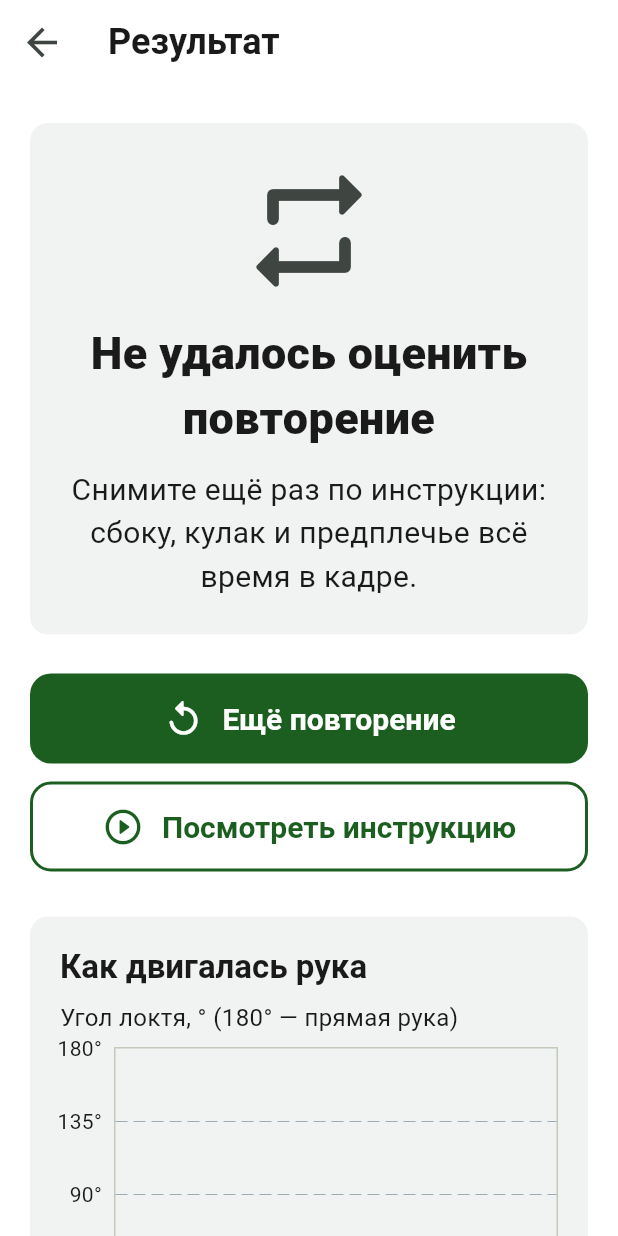
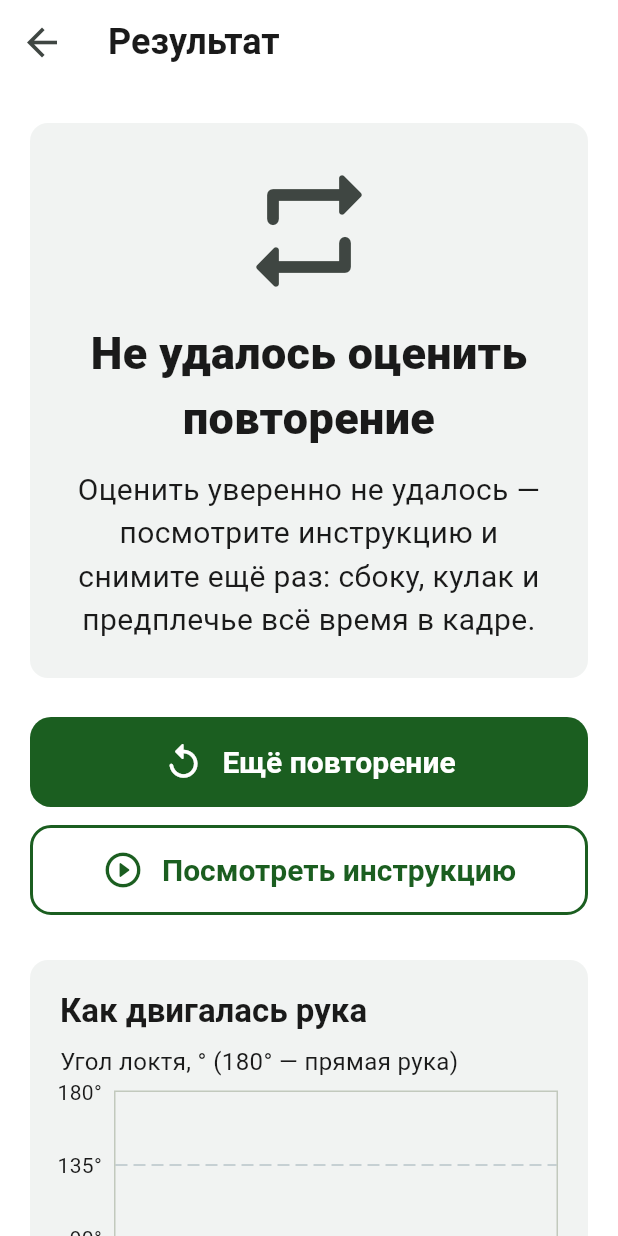
Before and after one commit to Qalau-Development/seriq-ai, a Flutter app: the ResultScreen screen opened directly with empty values, on a phone screen of 412 x 824 dp. Run offline on Flutter 3.47's test engine with Material 3 defaults, Android fonts, the phone set to English and light mode, and no system bars; drawn by our look-alikes of fl_chart; our stand-ins replace image_picker, material_ui, shared_preferences, video_player; accounts and stored records are empty.

Commit message:
Строка под итогом показывает только измеренный угол, ключи текстов как на сайте

```diff
--- a/apps/mobile/lib/core/strings.dart
+++ b/apps/mobile/lib/core/strings.dart
@@ -45,12 +45,15 @@ class Strings {
     'label_complete': 'Выполнено полностью',
     'label_incomplete': 'Выполнено не полностью',
     'label_uncertain': 'Не удалось определить',
-    'result_heading_complete': 'Выполнено',
-    'result_heading_incomplete': 'Рука разогнута не до конца',
-    'result_heading_uncertain': 'Не удалось оценить повторение',
-    'result_text_complete': 'Рука разогнулась до {max}° — полностью.',
-    'result_text_incomplete': 'Рука разогнулась до {max}° из 180°. Посмотрите инструкцию и попробуйте ещё раз.',
-    'result_text_uncertain': 'Снимите ещё раз по инструкции: сбоку, кулак и предплечье всё время в кадре.',
+    'result_title_complete': 'Выполнено',
+    'result_title_incomplete': 'Рука разогнута не до конца',
+    'result_title_uncertain': 'Не удалось оценить повторение',
+    'result_line_complete': 'Рука разогнулась до {max}° (прямая рука — 180°).',
+    'result_line_incomplete': 'Рука разогнулась до {max}° из 180°. Посмотрите инструкцию и попробуйте ещё раз.',
+    'result_line_uncertain': 'Рука разогнулась до {max}°. Оценить уверенно не удалось — посмотрите инструкцию и снимите ещё раз: сбоку, кулак и предплечье всё время в кадре.',
+    'result_line_incomplete_no_angle':
+        'Посмотрите инструкцию и попробуйте ещё раз.',
+    'result_line_uncertain_no_angle': 'Оценить уверенно не удалось — посмотрите инструкцию и снимите ещё раз: сбоку, кулак и предплечье всё время в кадре.',
     'confidence_title': 'Уверенность оценки',
     'confidence_high': 'высокая',
     'confidence_medium': 'средняя',
@@ -154,12 +157,15 @@ class Strings {
     'label_complete': 'Толық орындалды',
     'label_incomplete': 'Толық орындалмады',
     'label_uncertain': 'Анықтау мүмкін болмады',
-    'result_heading_complete': 'Орындалды',
-    'result_heading_incomplete': 'Қол соңына дейін жазылмады',
-    'result_heading_uncertain': 'Қайталауды бағалау мүмкін болмады',
-    'result_text_complete': 'Жазылу бұрышы: {max}° — қол толық жазылды.',
-    'result_text_incomplete': 'Жазылу бұрышы: {max}°, толық жазылу — 180°. Нұсқаулықты қарап, қайталап көріңіз.',
-    'result_text_uncertain': 'Нұсқаулық бойынша қайта түсіріңіз: бүйірден, жұдырық пен білек үнемі кадрда болсын.',
+    'result_title_complete': 'Орындалды',
+    'result_title_incomplete': 'Қол соңына дейін жазылмады',
+    'result_title_uncertain': 'Қайталауды бағалау мүмкін болмады',
+    'result_line_complete':
+        'Қол {max}° бұрышқа дейін жазылды (түзу қол — 180°).',
+    'result_line_incomplete': 'Қол 180°-тың орнына {max}° бұрышқа дейін ғана жазылды. Нұсқаулықты қарап, қайталап көріңіз.',
+    'result_line_uncertain': 'Қол {max}° бұрышқа дейін жазылды. Сенімді бағалау мүмкін болмады — нұсқаулықты қарап, қайта түсіріңіз: бүйірден, жұдырық пен білек үнемі кадрда болсын.',
+    'result_line_incomplete_no_angle': 'Нұсқаулықты қарап, қайталап көріңіз.',
+    'result_line_uncertain_no_angle': 'Сенімді бағалау мүмкін болмады — нұсқаулықты қарап, қайта түсіріңіз: бүйірден, жұдырық пен білек үнемі кадрда болсын.',
     'confidence_title': 'Бағалаудың сенімділігі',
     'confidence_high': 'жоғары',
     'confidence_medium': 'орташа',
--- a/apps/mobile/lib/widgets/verdict_card.dart
+++ b/apps/mobile/lib/widgets/verdict_card.dart
@@ -18,10 +18,12 @@ class VerdictCard extends StatelessWidget {
     final done = known == 'complete';
     final color = done ? scheme.primary : scheme.onSurfaceVariant;
     final max = maxAngle;
-    final needsAngle = known != 'uncertain';
-    final text = needsAngle && max == null
-        ? null
-        : tr('result_text_$known').replaceAll('{max}', '${max?.round()}');
+    final noAngleKey = 'result_line_${known}_no_angle';
+    final text = max != null
+        ? tr('result_line_$known').replaceAll('{max}', '${max.round()}')
+        : Strings.ru.containsKey(noAngleKey)
+            ? tr(noAngleKey)
+            : null;
     return Card(
       child: Padding(
         padding: const EdgeInsets.all(24),
@@ -34,7 +36,7 @@ class VerdictCard extends StatelessWidget {
             ),
             const SizedBox(height: 12),
             Text(
-              tr('result_heading_$known'),
+              tr('result_title_$known'),
               textAlign: TextAlign.center,
               style: TextStyle(
                 fontSize: 30,
```
Also changed, not shown: 1 other file.
